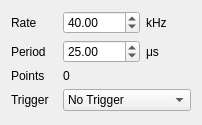
This is lib/devices/NiDAQ/ProtocolTemplate.ui in acq4/acq4 as Qt 5 draws it before an edit. The edited form follows.
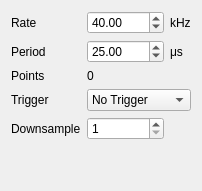
This is the edited form.

Patch:
```diff
--- a/lib/devices/NiDAQ/ProtocolTemplate.ui
+++ b/lib/devices/NiDAQ/ProtocolTemplate.ui
@@ -7,7 +7,7 @@
     <x>0</x>
     <y>0</y>
     <width>202</width>
-    <height>125</height>
+    <height>191</height>
    </rect>
   </property>
   <property name="windowTitle">
@@ -98,7 +98,7 @@
      </item>
     </widget>
    </item>
-   <item row="4" column="1">
+   <item row="5" column="1">
     <spacer name="verticalSpacer">
      <property name="orientation">
       <enum>Qt::Vertical</enum>
@@ -111,6 +111,26 @@
      </property>
     </spacer>
    </item>
+   <item row="4" column="1">
+    <widget class="QSpinBox" name="downsampleSpin">
+     <property name="minimum">
+      <number>1</number>
+     </property>
+     <property name="maximum">
+      <number>10000000</number>
+     </property>
+     <property name="value">
+      <number>1</number>
+     </property>
+    </widget>
+   </item>
+   <item row="4" column="0">
+    <widget class="QLabel" name="label_7">
+     <property name="text">
+      <string>Downsample</string>
+     </property>
+    </widget>
+   </item>
   </layout>
  </widget>
  <resources/>
```
